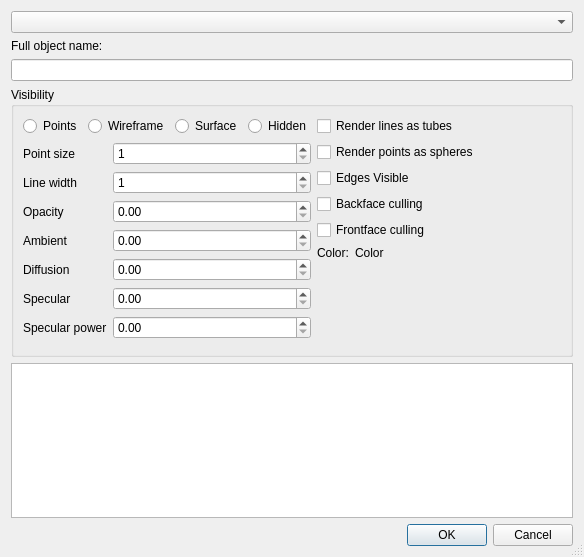
RasmusRPaulsen/Sumatra, file forms/objectpropertiesdlg.ui: the form before one commit.
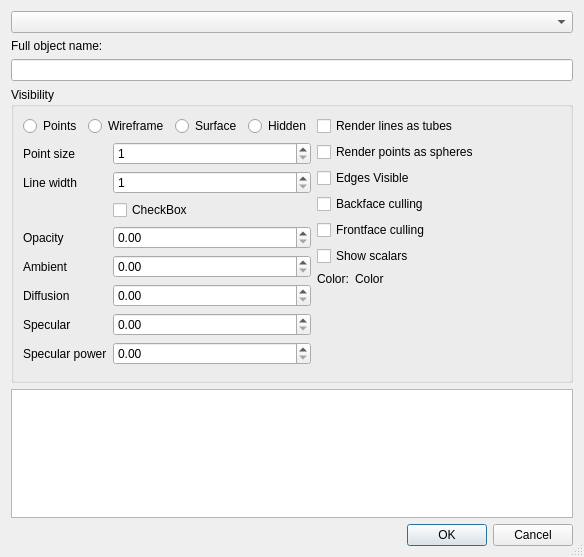
The form after the commit.

```diff
--- a/forms/objectpropertiesdlg.ui
+++ b/forms/objectpropertiesdlg.ui
@@ -89,14 +89,14 @@
           </property>
          </widget>
         </item>
-        <item row="2" column="0">
+        <item row="3" column="0">
          <widget class="QLabel" name="label_5">
           <property name="text">
            <string>Opacity</string>
           </property>
          </widget>
         </item>
-        <item row="2" column="1">
+        <item row="3" column="1">
          <widget class="QDoubleSpinBox" name="OpacitySpin">
           <property name="maximum">
            <double>1.000000000000000</double>
@@ -106,14 +106,14 @@
           </property>
          </widget>
         </item>
-        <item row="3" column="0">
+        <item row="4" column="0">
          <widget class="QLabel" name="label_6">
           <property name="text">
            <string>Ambient</string>
           </property>
          </widget>
         </item>
-        <item row="3" column="1">
+        <item row="4" column="1">
          <widget class="QDoubleSpinBox" name="AmbientSpin">
           <property name="maximum">
            <double>1.000000000000000</double>
@@ -123,14 +123,14 @@
           </property>
          </widget>
         </item>
-        <item row="4" column="0">
+        <item row="5" column="0">
          <widget class="QLabel" name="label_7">
           <property name="text">
            <string>Diffusion</string>
           </property>
          </widget>
         </item>
-        <item row="4" column="1">
+        <item row="5" column="1">
          <widget class="QDoubleSpinBox" name="DiffuseSpin">
           <property name="maximum">
            <double>1.000000000000000</double>
@@ -140,33 +140,40 @@
           </property>
          </widget>
         </item>
-        <item row="5" column="0">
+        <item row="6" column="0">
          <widget class="QLabel" name="label_8">
           <property name="text">
            <string>Specular</string>
           </property>
          </widget>
         </item>
-        <item row="5" column="1">
-         <widget class="QDoubleSpinBox" name="SpecularSpin">
-          <property name="maximum">
-           <double>1.000000000000000</double>
-          </property>
-          <property name="singleStep">
-           <double>0.100000000000000</double>
-          </property>
-         </widget>
-        </item>
         <item row="6" column="1">
+         <widget class="QDoubleSpinBox" name="SpecularSpin">
+          <property name="maximum">
+           <double>1.000000000000000</double>
+          </property>
+          <property name="singleStep">
+           <double>0.100000000000000</double>
+          </property>
+         </widget>
+        </item>
+        <item row="7" column="1">
          <widget class="QDoubleSpinBox" name="SpecularPowerSpin"/>
         </item>
-        <item row="6" column="0">
+        <item row="7" column="0">
          <widget class="QLabel" name="label_9">
           <property name="text">
            <string>Specular power</string>
           </property>
          </widget>
         </item>
+        <item row="2" column="1">
+         <widget class="QCheckBox" name="checkBox">
+          <property name="text">
+           <string>CheckBox</string>
+          </property>
+         </widget>
+        </item>
        </layout>
       </item>
       <item row="1" column="0">
@@ -250,6 +257,13 @@
           </property>
          </widget>
         </item>
+        <item>
+         <widget class="QCheckBox" name="ShowScalarsChk">
+          <property name="text">
+           <string>Show scalars</string>
+          </property>
+         </widget>
+        </item>
         <item>
          <layout class="QFormLayout" name="formLayout_2">
           <item row="0" column="0">
```
